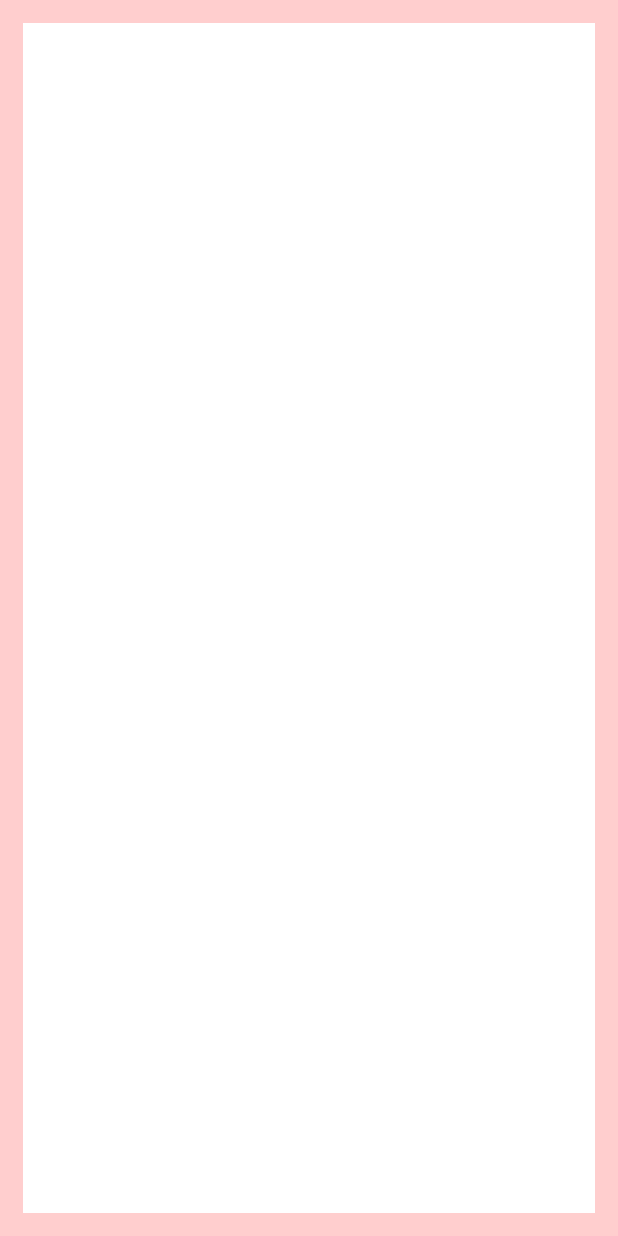
After one commit to JieunAn21/SecretDiary, an Android app: the DiaryActivity screen opened directly, with no data from a screen before it, on a phone screen of 412 x 824 dp. The commit adds this screen. Run offline under Robolectric (Android 15) with nearby library versions, the phone set to English and light mode, and no system bars.

Commit message:
[add]다이어리 화면 구현(자동저장 기능)

```diff
--- a/app/src/main/AndroidManifest.xml
+++ b/app/src/main/AndroidManifest.xml
@@ -10,6 +10,9 @@
         android:supportsRtl="true"
         android:theme="@style/Theme.SecretDiary">
         <activity
+            android:name=".DiaryActivity"
+            android:theme="@style/Theme.SecretDiary.NoActionBar" />
+        <activity
             android:name=".MainActivity"
             android:theme="@style/Theme.SecretDiary.NoActionBar">
             <intent-filter>
--- /dev/null
+++ b/app/src/main/java/com/anjinny/secretdiary/DiaryActivity.kt
@@ -0,0 +1,36 @@
+package com.anjinny.secretdiary
+
+import android.os.Bundle
+import android.os.Handler
+import android.os.Looper
+import android.util.Log
+import android.widget.EditText
+import androidx.appcompat.app.AppCompatActivity
+import androidx.core.content.edit
+import androidx.core.widget.addTextChangedListener
+
+class DiaryActivity : AppCompatActivity() {
+    private val handler: Handler = Handler(Looper.getMainLooper())
+    override fun onCreate(savedInstanceState: Bundle?) {
+        super.onCreate(savedInstanceState)
+        setContentView(R.layout.activity_diary)
+
+        val etDiary: EditText = findViewById(R.id.etDiary)
+
+        val diarySharedPreference = getSharedPreferences("diary", MODE_PRIVATE)
+
+        etDiary.setText(diarySharedPreference.getString("diary", ""))
+
+        val runnable = Runnable {
+            getSharedPreferences("diary", MODE_PRIVATE).edit {
+                putString("diary", etDiary.text.toString())
+                Log.d("DiaryActivity", etDiary.text.toString())
+            }
+        }
+
+        etDiary.addTextChangedListener {
+            handler.removeCallbacks(runnable)
+            handler.postDelayed(runnable, 500)
+        }
+    }
+}
--- a/app/src/main/java/com/anjinny/secretdiary/MainActivity.kt
+++ b/app/src/main/java/com/anjinny/secretdiary/MainActivity.kt
@@ -1,5 +1,6 @@
 package com.anjinny.secretdiary
 
+import android.content.Intent
 import android.graphics.Color
 import android.os.Bundle
 import android.widget.NumberPicker
@@ -61,7 +62,7 @@ class MainActivity : AppCompatActivity() {
 
             if (passwordPreference.getString("password", "000").equals(userPassword)) {
                 //성공
-                //startActivity()
+                startActivity(Intent(this, DiaryActivity::class.java))
             } else {
                 showFailAlertDialog()
             }
--- /dev/null
+++ b/app/src/main/res/layout/activity_diary.xml
@@ -0,0 +1,22 @@
+<?xml version="1.0" encoding="utf-8"?>
+<androidx.constraintlayout.widget.ConstraintLayout xmlns:android="http://schemas.android.com/apk/res/android"
+    xmlns:app="http://schemas.android.com/apk/res-auto"
+    xmlns:tools="http://schemas.android.com/tools"
+    android:layout_width="match_parent"
+    android:layout_height="match_parent"
+    android:background="@color/pink"
+    android:padding="15dp"
+    tools:context=".DiaryActivity">
+
+    <EditText
+        android:id="@+id/etDiary"
+        android:layout_width="0dp"
+        android:layout_height="0dp"
+        android:background="@color/white"
+        android:gravity="top|start"
+        app:layout_constraintBottom_toBottomOf="parent"
+        app:layout_constraintEnd_toEndOf="parent"
+        app:layout_constraintStart_toStartOf="parent"
+        app:layout_constraintTop_toTopOf="parent" />
+
+</androidx.constraintlayout.widget.ConstraintLayout>
--- a/build.gradle
+++ b/build.gradle
@@ -7,7 +7,7 @@ buildscript {
     }
     dependencies {
         classpath "com.android.tools.build:gradle:4.1.1"
-        classpath "org.jetbrains.kotlin:kotlin-gradle-plugin:$kotlin_version"
+        classpath "org.jetbrains.kotlin:kotlin-gradle-plugin:1.5.20"
 
         // NOTE: Do not place your application dependencies here; they belong
         // in the individual module build.gradle files
```
Lines whose indentation alone changed are shown as unchanged.
